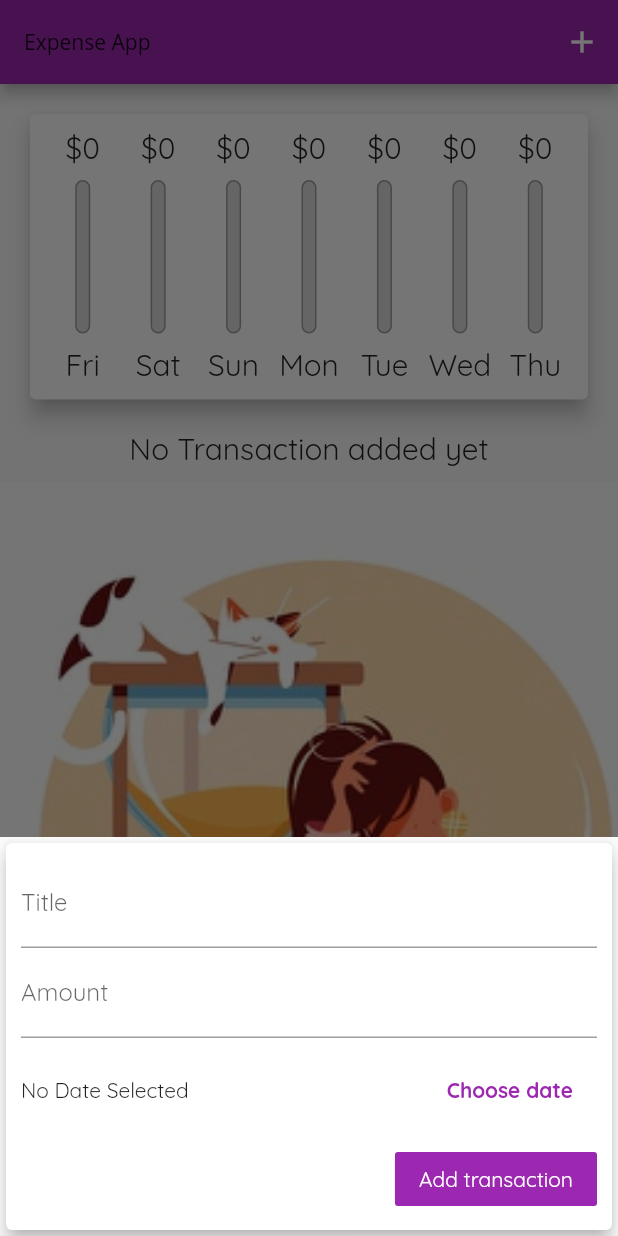
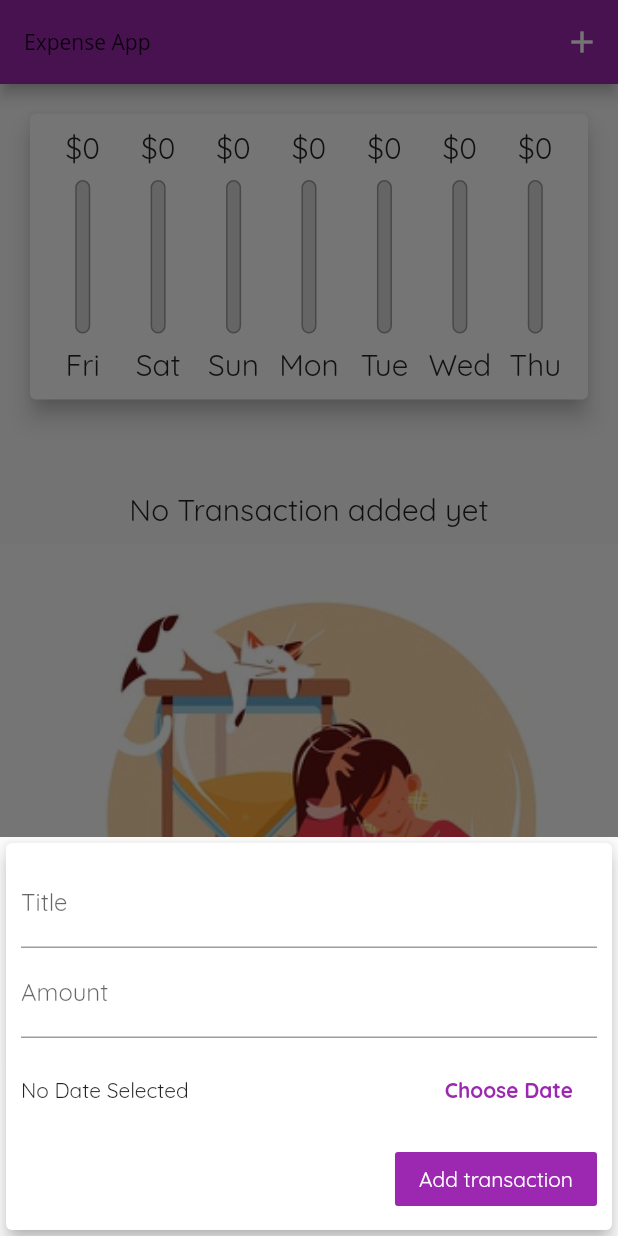
Before and after one commit to eraloop/flutter-expense-app, a Flutter app: the screen it shows after launch, after a tap on the "add" icon, on a phone screen of 412 x 824 dp. Run offline on Flutter 3.47's test engine with Material 2 defaults, Android fonts, the phone set to English and light mode, and no system bars.

Commit message:
created a new file for the floating button to illustrate how the fike could be broken down

```diff
--- a/lib/main.dart
+++ b/lib/main.dart
@@ -32,6 +32,7 @@ class MyApp extends StatelessWidget {
   Widget build(BuildContext context) {
     return MaterialApp(
       title: 'FExpense App',
+      debugShowCheckedModeBanner: false,
       theme: ThemeData(
         primarySwatch: Colors.purple,
         errorColor:  Colors.red,
--- /dev/null
+++ b/lib/widgets/adaptive_flat_button.dart
@@ -0,0 +1,34 @@
+import 'dart:io';
+
+import 'package:flutter/material.dart';
+import 'package:flutter/cupertino.dart';
+
+
+class AdaptiveFlatButton extends StatelessWidget {
+
+  final String text;
+  final void Function() handler;
+
+  AdaptiveFlatButton(this.text, this.handler);
+
+  @override
+  Widget build(BuildContext context) {
+    return Platform.isIOS ?  CupertinoButton(
+        child: Text(text,
+          style:const TextStyle(
+            fontWeight: FontWeight.bold
+          ),
+        ),
+        onPressed: handler,
+      )
+      :
+      // ignore: deprecated_member_use
+      FlatButton(
+          onPressed: handler,
+          textColor: Theme.of(context).primaryColor,
+          child: Text(
+            text,
+            style: const TextStyle(fontWeight: FontWeight.bold),
+          ));
+  }
+}
--- a/lib/widgets/new_transaction.dart
+++ b/lib/widgets/new_transaction.dart
@@ -1,7 +1,12 @@
-import 'dart:async';
 
+import 'dart:io';
+
+import 'package:flutter/cupertino.dart';
 import 'package:flutter/material.dart';
 import 'package:intl/intl.dart';
+
+import '../widgets/adaptive_flat_button.dart';
+
 
 class NewTransaction extends StatefulWidget {
   // const NewTransaction({ Key? key }) : super(key: key);
@@ -87,13 +92,8 @@ class _NewTransactionState extends State<NewTransaction> {
                       child: Text('\$${_selectedDate}' == '\$${DateTime(2021)}'
                           ? 'No Date Selected'
                           : 'Picked Date: ${DateFormat.yMMMd().format(_selectedDate)}')),
-                  FlatButton(
-                      onPressed: _presentDatePicker,
-                      textColor: Theme.of(context).primaryColor,
-                      child: Text(
-                        "Choose date",
-                        style: TextStyle(fontWeight: FontWeight.bold),
-                      ))
+
+                  AdaptiveFlatButton("Choose Date", _presentDatePicker)
                 ],
               ),
             ),
--- a/lib/widgets/transaction_list.dart
+++ b/lib/widgets/transaction_list.dart
@@ -19,6 +19,9 @@ class TransactionList extends StatelessWidget {
               return  Center(
                 child: Column(
                   children: <Widget>[
+                    SizedBox(
+                      height: MediaQuery.of(context).size.height * 0.05,
+                    ),
                     Text(
                       "No Transaction added yet",
                       style: Theme.of(context).textTheme.headline6,
@@ -27,7 +30,7 @@ class TransactionList extends StatelessWidget {
                       height: 10,
                     ),
                     Container(
-                        height: constraint.maxHeight * 0.8,
+                        height: constraint.maxHeight * 0.6,
                         child: Image.asset(
                           "assets/images/waiting.jpg",
                           fit: BoxFit.cover,
```
